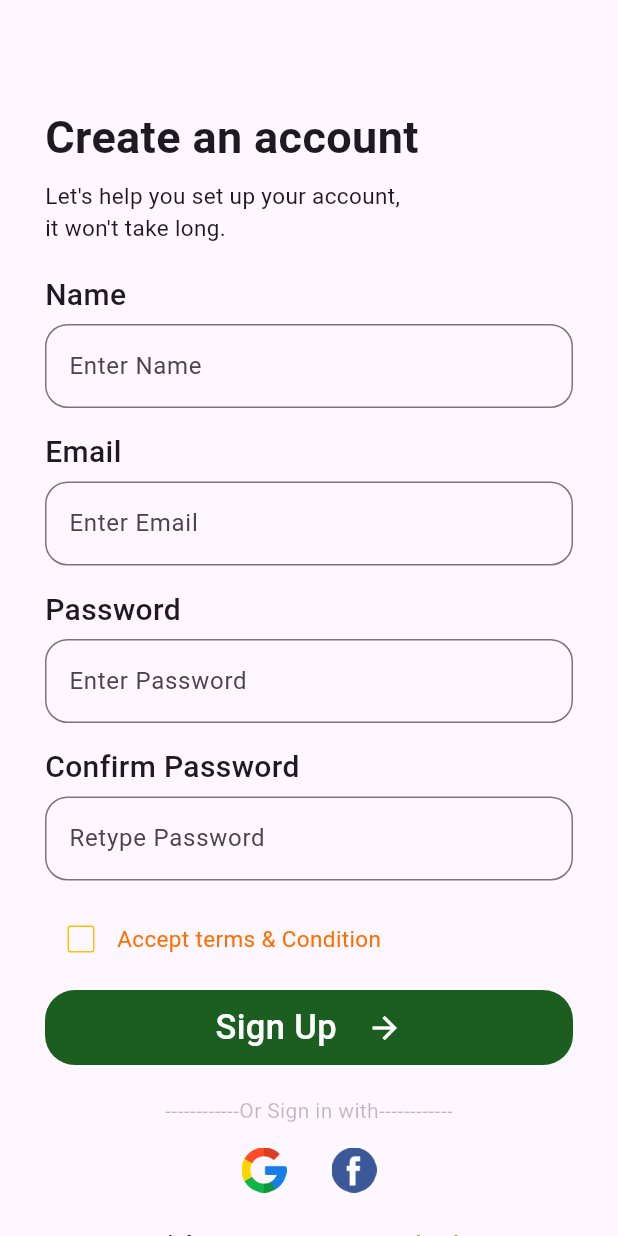
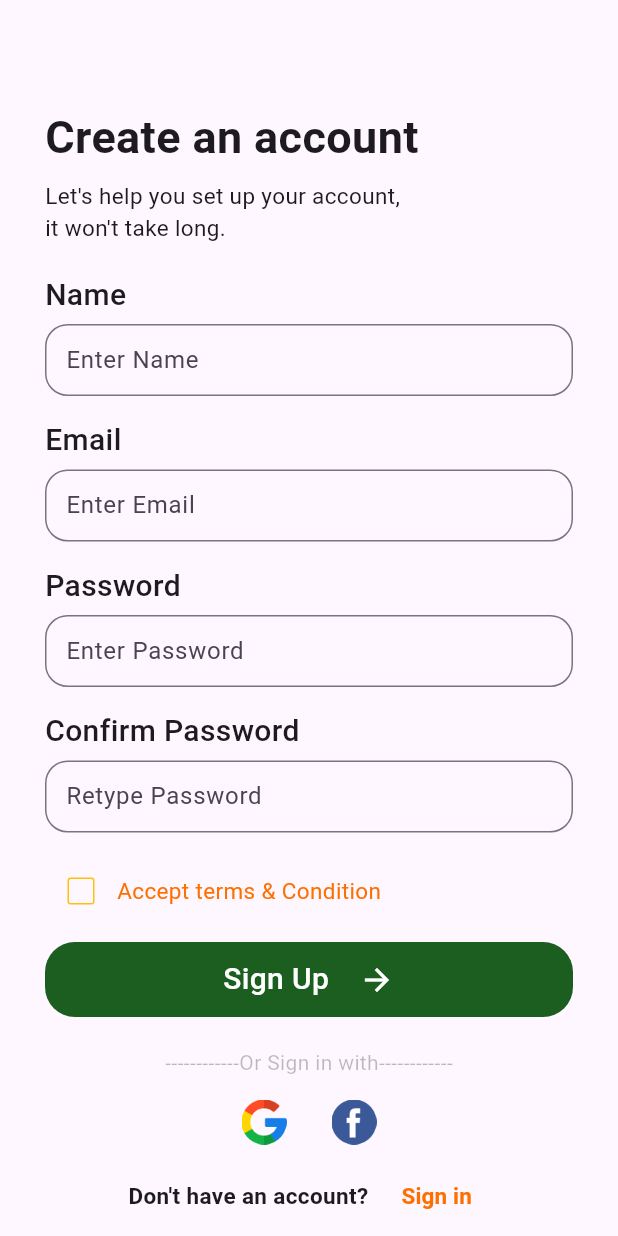
Before and after one commit to pallavikakhandaki/Flutter_Project_Sign_Up-, a Flutter app: the SignUpPage screen opened directly, on a phone screen of 412 x 824 dp. Run offline on Flutter 3.47's test engine with Material 3 defaults, Android fonts, the phone set to English and light mode, and no system bars.

Commit message:
new update

```diff
--- a/signup/lib/login.dart
+++ b/signup/lib/login.dart
@@ -51,6 +51,7 @@ class _LoginPageState extends State<LoginPage> {
                 border: OutlineInputBorder(
                   borderRadius: BorderRadius.circular(15),
                 ),
+                contentPadding: EdgeInsets.symmetric(vertical: 10, horizontal: 10),
               ),
             ),
             const SizedBox(height: 50),
@@ -70,6 +71,7 @@ class _LoginPageState extends State<LoginPage> {
                 border: OutlineInputBorder(
                   borderRadius: BorderRadius.circular(15),
                 ),
+                contentPadding: EdgeInsets.symmetric(vertical: 10, horizontal: 10),
               ),
             ),
             const SizedBox(height: 20),
@@ -96,7 +98,7 @@ class _LoginPageState extends State<LoginPage> {
                       child: Text(
                         "Start Cooking",
                         style: TextStyle(
-                          fontSize: 23,
+                          fontSize: 20,
                           color: Colors.white,
                           fontWeight: FontWeight.w500
                         ),
--- a/signup/lib/sign_up.dart
+++ b/signup/lib/sign_up.dart
@@ -63,6 +63,7 @@ class _SignUpPageState extends State<SignUpPage> {
                   border: OutlineInputBorder(
                     borderRadius: BorderRadius.circular(15),
                   ),
+                  contentPadding: EdgeInsets.symmetric(vertical: 10, horizontal: 10),
                 ),
               ),
               const SizedBox(height: 15,),
@@ -81,6 +82,7 @@ class _SignUpPageState extends State<SignUpPage> {
                   border: OutlineInputBorder(
                     borderRadius: BorderRadius.circular(15),
                   ),
+                  contentPadding: EdgeInsets.symmetric(vertical: 10, horizontal: 10),
                 ),
               ),
               const SizedBox(height: 15,),
@@ -100,6 +102,7 @@ class _SignUpPageState extends State<SignUpPage> {
                   border: OutlineInputBorder(
                     borderRadius: BorderRadius.circular(15),
                   ),
+                  contentPadding: EdgeInsets.symmetric(vertical: 10, horizontal: 10),
                 ),
               ),
               const SizedBox(height: 15,),
@@ -119,6 +122,7 @@ class _SignUpPageState extends State<SignUpPage> {
                   border: OutlineInputBorder(
                     borderRadius: BorderRadius.circular(15),
                   ),
+                  contentPadding: EdgeInsets.symmetric(vertical: 10, horizontal: 10),
                 ),
               ),
               const SizedBox(height: 15),
@@ -159,7 +163,7 @@ class _SignUpPageState extends State<SignUpPage> {
                         child: Text(
                           "Sign Up",
                           style: TextStyle(
-                            fontSize: 23,
+                            fontSize: 20,
                             color: Colors.white,
                             fontWeight: FontWeight.w500
                           ),
```
